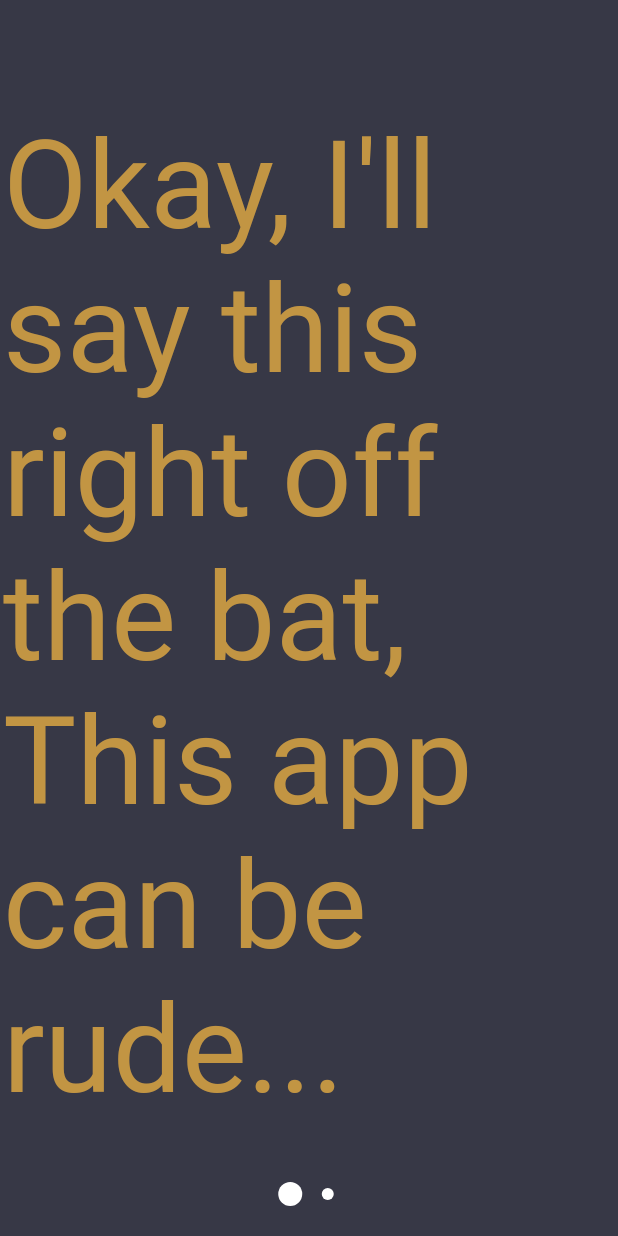
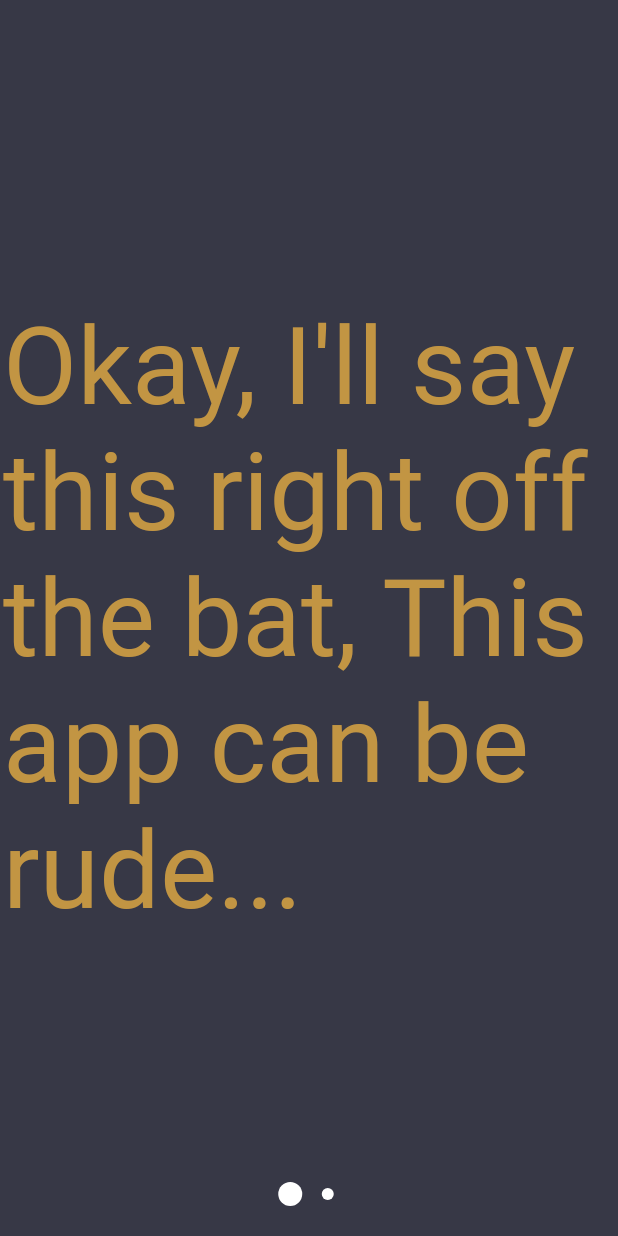
Before and after one commit to Imgkl/R.U.D.E-v2, a Flutter app: the OnBoard screen opened by its route, on a phone screen of 412 x 824 dp. Run offline on Flutter 3.47's test engine with Material 2 defaults, Android fonts, the phone set to English and light mode, and no system bars; drawn by our look-alikes of liquid_swipe; our stand-ins replace cloud_firestore, firebase_messaging, flushbar, font_awesome_flutter, google_fonts, package_info and 1 more; missing offline and left inert: day_night_time_picker, lit_firebase_auth, overlay, slimy_card, stepper_counter_swipe, wiredash; accounts and stored records are empty; Roboto replaces fonts that are missing (Alata).

Commit message:
made ui changes to hint text and onboarding font size

```diff
--- a/lib/screens/auth/widgets/decoration_functions.dart
+++ b/lib/screens/auth/widgets/decoration_functions.dart
@@ -4,7 +4,7 @@
 InputDecoration registerInputDecoration({String hintText}) {
   return InputDecoration(
     contentPadding: const EdgeInsets.symmetric(vertical: 18.0),
-    hintStyle: const TextStyle(color: Colors.white, fontSize: 18),
+    hintStyle: TextStyle(fontSize: 18, color: Colors.white.withOpacity(0.5)),
     hintText: hintText,
     focusedBorder: const UnderlineInputBorder(
       borderSide: BorderSide(color: Colors.white, width: 2),
@@ -25,7 +25,7 @@
 InputDecoration signInInputDecoration({String hintText}) {
   return InputDecoration(
     contentPadding: const EdgeInsets.symmetric(vertical: 18.0),
-    hintStyle: const TextStyle(fontSize: 18, color: Colors.white),
+    hintStyle: TextStyle(fontSize: 18, color: Colors.white.withOpacity(0.5)),
     hintText: hintText,
     focusedBorder: const UnderlineInputBorder(
       borderSide: BorderSide(width: 2, color: Palette.lightGolden),
--- a/lib/screens/onboard/onboarding.dart
+++ b/lib/screens/onboard/onboarding.dart
@@ -34,7 +34,7 @@
             padding: const EdgeInsets.only(right: 8.0, left: 2),
             child: Text(
               "Okay, I'll say this right off the bat, This app can be rude...",
-              style: TextStyle(fontSize: 82, color: Color(0xffC29543)),
+              style: TextStyle(fontSize: 72, color: Color(0xffC29543)),
             ),
           )
         ],
```
